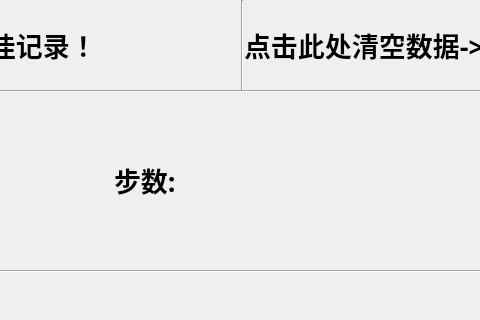
Before: the Qt Designer form AchieveWindow.ui in chen125444/Sokoban, drawn with Qt 5; both pictures show x 476 to 956 and y 0 to 320 of the 1200 by 830 pixel window.
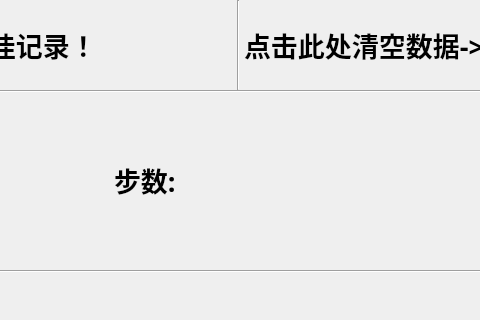
After: the same form once the commit is applied. Icons and pictures are not drawn.

Diff of the .ui file:
```diff
--- a/AchieveWindow.ui
+++ b/AchieveWindow.ui
@@ -20,6 +20,9 @@
   <property name="layoutDirection">
    <enum>Qt::LeftToRight</enum>
   </property>
+  <property name="styleSheet">
+   <string notr="true"/>
+  </property>
   <widget class="QWidget" name="centralwidget">
    <widget class="QLabel" name="delete_2">
     <property name="geometry">
@@ -269,10 +272,10 @@
    <widget class="Line" name="line_5">
     <property name="geometry">
      <rect>
-      <x>710</x>
+      <x>706</x>
       <y>0</y>
       <width>16</width>
-      <height>91</height>
+      <height>90</height>
      </rect>
     </property>
     <property name="orientation">
```
